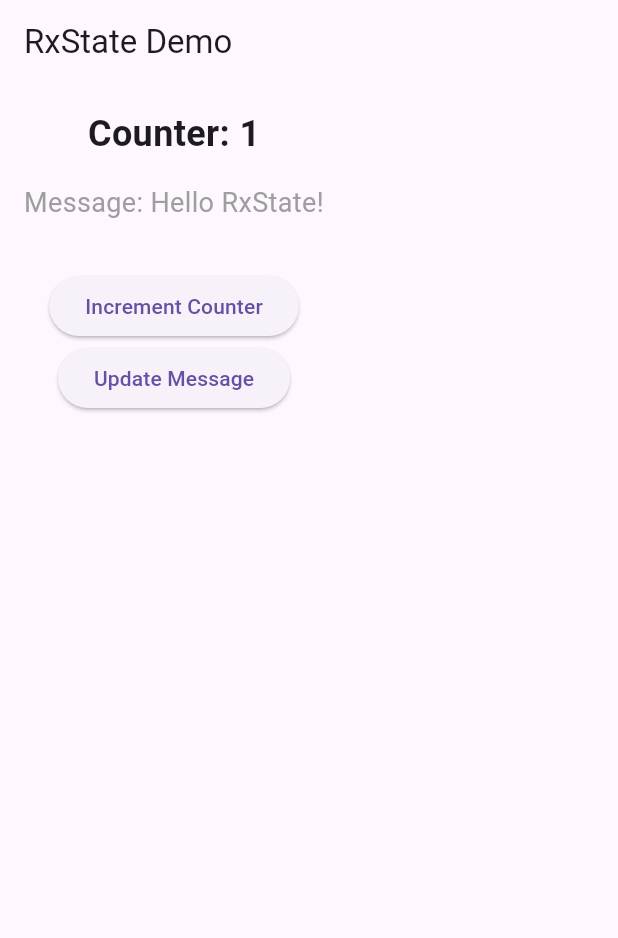
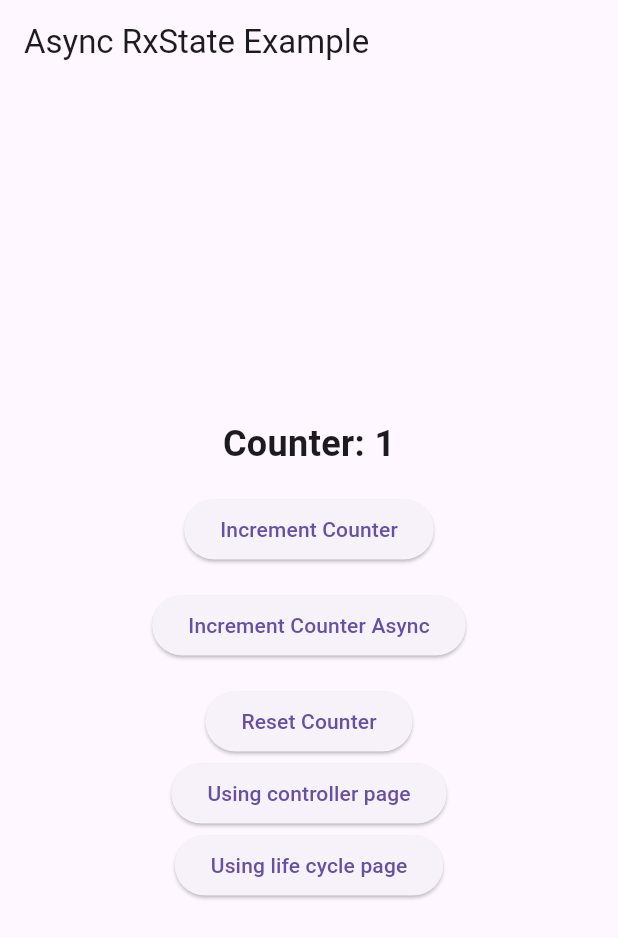
Before and after one commit to khanhthach280/rx_state, a Flutter app: the screen it shows after launch, after a tap on "Increment Counter", on a phone screen of 412 x 824 dp. Shown: the top 938 px of the screen. Run offline on Flutter 3.47's test engine with Material 3 defaults, Android fonts, the phone set to English and light mode, and no system bars; our stand-ins replace rxdart.

Commit message:
update example

```diff
--- a/example/lib/main.dart
+++ b/example/lib/main.dart
@@ -1,6 +1,8 @@
 import 'package:example/src/my_screen.dart';
 import 'package:flutter/material.dart';
 
+import 'src/my_app.dart';
+
 void main() {
-  runApp(MyScreen());
+  runApp(MyApp());
 }
--- a/example/lib/src/controller.dart
+++ b/example/lib/src/controller.dart
@@ -25,6 +25,8 @@ class MyScreenController extends RxStateController {
   @override
   void dispose() {
     // TODO: implement dispose
+    counter.dispose();
+    message.dispose();
     super.dispose();
   }
 }
--- /dev/null
+++ b/example/lib/src/my_app.dart
@@ -0,0 +1,90 @@
+import 'package:example/src/life_cycle_test.dart';
+import 'package:example/src/my_screen.dart';
+import 'package:flutter/material.dart';
+import 'package:rx_state/rx_state.dart';
+
+class MyApp extends StatelessWidget {
+  // Tạo một RxState để quản lý biến đếm
+  final RxState<int> counterState = RxState<int>(0);
+
+  @override
+  Widget build(BuildContext context) {
+    return MaterialApp(
+      home: Scaffold(
+        appBar: AppBar(
+          title: const Text('Async RxState Example'),
+        ),
+        body: Center(
+          child: Column(
+            mainAxisAlignment: MainAxisAlignment.center,
+            children: [
+              // Lắng nghe state và hiển thị giá trị
+              RxBuilder<int>(
+                state: counterState,
+                builder: (context, value) {
+                  return Text(
+                    'Counter: $value',
+                    style: const TextStyle(
+                        fontSize: 24, fontWeight: FontWeight.bold),
+                  );
+                },
+              ),
+              const SizedBox(height: 16),
+              // Nút để tăng giá trị đồng bộ
+              ElevatedButton(
+                onPressed: () {
+                  counterState.value++;
+                },
+                child: const Text('Increment Counter'),
+              ),
+              const SizedBox(height: 16),
+              // Nút để cập nhật giá trị bất đồng bộ
+              ElevatedButton(
+                onPressed: () async {
+                  await counterState.updateAsync(() async {
+                    await Future.delayed(
+                        const Duration(seconds: 2)); // Giả lập tải dữ liệu
+                    return counterState.value + 10; // Tăng thêm 10
+                  });
+                },
+                child: const Text('Increment Counter Async'),
+              ),
+              const SizedBox(height: 16),
+              // Nút để reset giá trị
+              ElevatedButton(
+                onPressed: () {
+                  counterState.reset();
+                },
+                child: const Text('Reset Counter'),
+              ),
+
+              Builder(builder: (context) {
+                return ElevatedButton(
+                  onPressed: () {
+                    Navigator.push(
+                      context,
+                      MaterialPageRoute(builder: (context) => MyScreen()),
+                    );
+                  },
+                  child: const Text('Using controller page'),
+                );
+              }),
+
+              Builder(builder: (context) {
+                return ElevatedButton(
+                  onPressed: () {
+                    Navigator.push(
+                      context,
+                      MaterialPageRoute(builder: (context) => CounterAppWithLifecycle()),
+                    );
+                  },
+                  child: const Text('Using life cycle page'),
+                );
+              }),
+            ],
+          ),
+        ),
+      ),
+    );
+  }
+}
```
